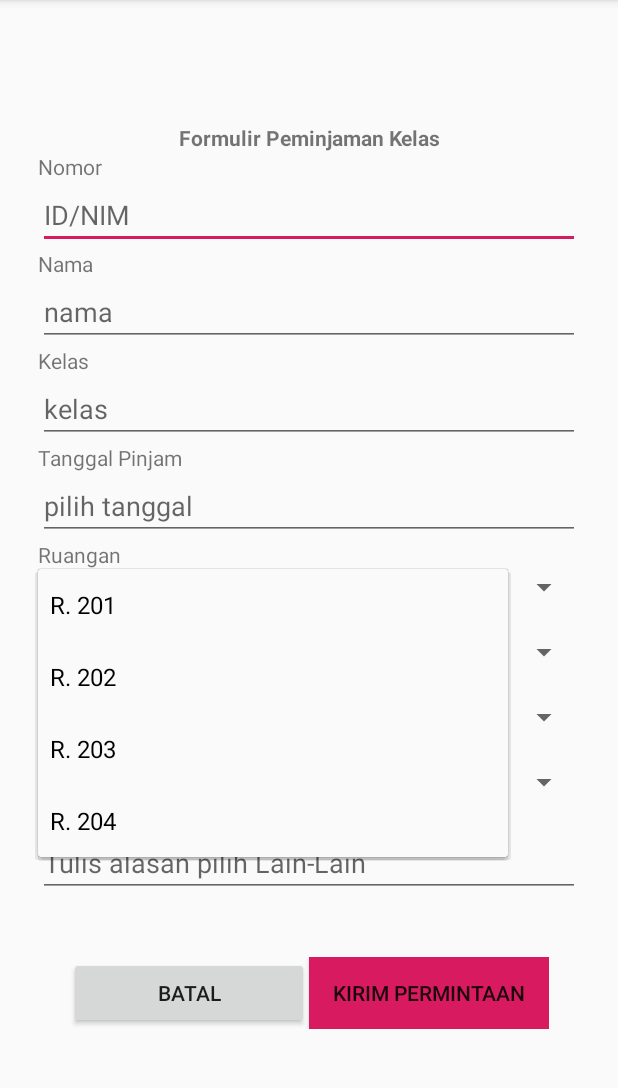
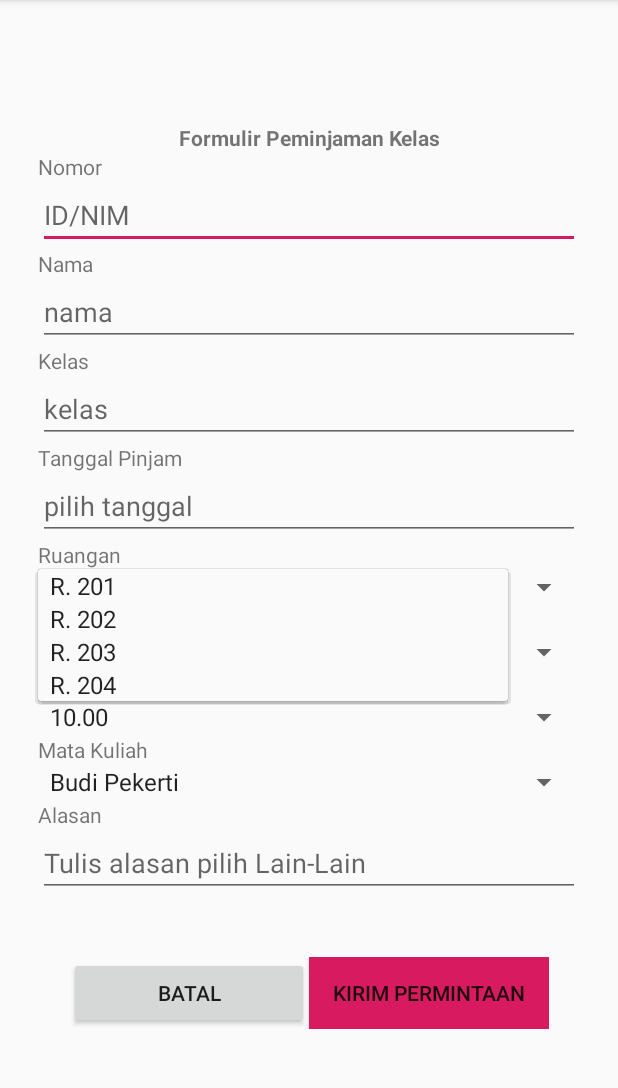
Before and after one commit to amesaichu/classroom, an Android app: the form_user screen opened directly, with no data from a screen before it, after a tap on "R. 201", on a phone screen of 412 x 824 dp, the part 84-1172 px from its top. Run offline under Robolectric (Android 15) with nearby library versions, the phone set to English and light mode, and no system bars; our stand-ins replace Firebase (no records; nobody signed in at launch, a user with empty details on screens opened directly).

Commit message:
insert form peminjaman

```diff
--- a/app/build.gradle
+++ b/app/build.gradle
@@ -5,12 +5,13 @@ apply plugin: 'kotlin-android'
 apply plugin: 'kotlin-android-extensions'
 apply plugin: 'com.google.gms.google-services'
 
+
 android {
     compileSdkVersion 29
     buildToolsVersion "29.0.2"
     defaultConfig {
         applicationId "com.amel.classroom"
-        minSdkVersion 14
+        minSdkVersion 16
         targetSdkVersion 29
         versionCode 1
         versionName "1.0"
@@ -32,8 +33,9 @@ dependencies {
     implementation 'androidx.constraintlayout:constraintlayout:1.1.3'
     implementation 'com.android.support:design:29.1.0'
     implementation 'androidx.legacy:legacy-support-v4:1.0.0'
-    implementation 'com.google.firebase:firebase-database:16.0.4'
-    implementation 'com.google.firebase:firebase-auth:16.0.5'
+
+    implementation 'com.google.firebase:firebase-auth:19.2.0'
+    implementation 'com.google.firebase:firebase-database:19.2.1'
     testImplementation 'junit:junit:4.12'
     androidTestImplementation 'androidx.test.ext:junit:1.1.1'
     androidTestImplementation 'androidx.test.espresso:espresso-core:3.2.0'
--- a/app/src/main/java/com/amel/classroom/dashboard_user.kt
+++ b/app/src/main/java/com/amel/classroom/dashboard_user.kt
@@ -25,10 +25,10 @@ class dashboard_user : AppCompatActivity() {
 
 
         b_form = findViewById(R.id.b_form)
-//        b_form.setOnClickListener{
-//            startActivity(Intent(this, ::class.java))
-//        }
-//
+        b_form.setOnClickListener{
+            startActivity(Intent(this, form_user::class.java))
+        }
+
 
         b_jadwal = findViewById(R.id.b_jadwalruang)
         b_jadwal.setOnClickListener{
--- a/app/src/main/java/com/amel/classroom/form_user.kt
+++ b/app/src/main/java/com/amel/classroom/form_user.kt
@@ -1,14 +1,155 @@
 package com.amel.classroom
 
+import android.app.ProgressDialog
+import android.content.Intent
 import androidx.appcompat.app.AppCompatActivity
 import android.os.Bundle
+import android.view.View
+import android.widget.*
 import com.google.firebase.database.DatabaseReference
+import com.google.firebase.database.FirebaseDatabase
+import kotlinx.android.synthetic.main.activity_form_user.*
 
 class form_user : AppCompatActivity() {
+
     lateinit var ref : DatabaseReference
+
     override fun onCreate(savedInstanceState: Bundle?) {
         super.onCreate(savedInstanceState)
         setContentView(R.layout.activity_form_user)
+        val arrayruang = resources.getStringArray(R.array.aruang)
+        val spinnerruang = findViewById<Spinner>(R.id.sp_ruang)
+        if (spinnerruang != null) {
+            val adapter = ArrayAdapter(                this,
+                android.R.layout.simple_spinner_item, arrayruang
+            )
+            spinnerruang.adapter = adapter
+            spinnerruang.onItemSelectedListener = object :
+                AdapterView.OnItemSelectedListener {
+                override fun onItemSelected(
+                    parent: AdapterView<*>,
+                    view: View, position: Int, id: Long
+                ) {
+                    Toast.makeText(
+                        this@form_user,
+                        getString(R.string.aruang_item) + " " +
+                                "" + arrayruang[position], Toast.LENGTH_SHORT
+                    ).show()
+                }
 
+                override fun onNothingSelected(parent: AdapterView<*>) {
+                    // write code to perform some action
+                }
+            }
+        }
+        val arrayjam = resources.getStringArray(R.array.ajam)
+        val spinnerjam = findViewById<Spinner>(R.id.sp_jam)
+        if (spinnerjam != null) {
+            val adapter = ArrayAdapter(                this,
+                android.R.layout.simple_spinner_item, arrayjam
+            )
+            spinnerjam.adapter = adapter
+            spinnerjam.onItemSelectedListener = object :
+                AdapterView.OnItemSelectedListener {
+                override fun onItemSelected(
+                    parent: AdapterView<*>,
+                    view: View, position: Int, id: Long
+                ) {
+                    Toast.makeText(
+                        this@form_user,
+                        getString(R.string.ajam_item) + " " +
+                                "" + arrayjam[position], Toast.LENGTH_SHORT
+                    ).show()
+                }
+
+                override fun onNothingSelected(parent: AdapterView<*>) {
+                    // write code to perform some action
+                }
+            }
+        }
+
+        val arrayjam2 = resources.getStringArray(R.array.ajam2)
+        val spinnerjam2 = findViewById<Spinner>(R.id.sp_jam2)
+        if (spinnerjam2 != null) {
+            val adapter = ArrayAdapter(                this,
+                android.R.layout.simple_spinner_item, arrayjam2
+            )
+            spinnerjam2.adapter = adapter
+            spinnerjam2.onItemSelectedListener = object :
+                AdapterView.OnItemSelectedListener {
+                override fun onItemSelected(
+                    parent: AdapterView<*>,
+                    view: View, position: Int, id: Long
+                ) {
+                    Toast.makeText(
+                        this@form_user,
+                        getString(R.string.ajam2_item) + " " +
+                                "" + arrayjam2[position], Toast.LENGTH_SHORT
+                    ).show()
+                }
+
+                override fun onNothingSelected(parent: AdapterView<*>) {
+                    // write code to perform some action
+                }
+            }
+        }
+
+        val arraymatkul = resources.getStringArray(R.array.amatkul)
+        val spinnermatkul = findViewById<Spinner>(R.id.sp_matkul)
+        if (spinnermatkul != null) {
+            val adapter = ArrayAdapter(                this,
+                android.R.layout.simple_spinner_item, arraymatkul
+            )
+            spinnermatkul.adapter = adapter
+            spinnermatkul.onItemSelectedListener = object :
+                AdapterView.OnItemSelectedListener {
+                override fun onItemSelected(
+                    parent: AdapterView<*>,
+                    view: View, position: Int, id: Long
+                ) {
+                    Toast.makeText(
+                        this@form_user,
+                        getString(R.string.amatkul_item) + " " +
+                                "" + arraymatkul[position], Toast.LENGTH_SHORT
+                    ).show()
+                }
+
+                override fun onNothingSelected(parent: AdapterView<*>) {
+                    // write code to perform some action
+                }
+            }
+        }
+
+        ref = FirebaseDatabase.getInstance().getReference("Pinjam")
+        btnSubmit.setOnClickListener {
+            savedata()
+            val intent = Intent (this, dashboard_user::class.java)
+            startActivity(intent)
+        }
+    }
+
+    private fun savedata() {
+
+        val nomor = ETid.text.toString()
+        val nama = ETnama.text.toString()
+        val kelas = ETkelas.text.toString()
+        val tanggal = ETdate.text.toString()
+        val ruang = sp_ruang.getSelectedItem().toString()
+        val wp = sp_jam.getSelectedItem().toString()
+        val ws = sp_jam2.getSelectedItem().toString()
+        val matkul = sp_matkul.getSelectedItem().toString()
+        val alas = alasan.text.toString()
+
+        val Peminjaman = peminjaman(nomor,nama,kelas,tanggal,ruang,wp,ws,matkul,alas)
+
+        ref.child(nomor).setValue(Peminjaman).addOnCompleteListener {
+            Toast.makeText(this, "Success",Toast.LENGTH_SHORT).show()
+            ETid.setText("")
+            ETnama.setText("")
+            ETkelas.setText("")
+            ETdate.setText("")
+            alasan.setText("")
+
+        }
     }
 }
--- /dev/null
+++ b/app/src/main/java/com/amel/classroom/peminjaman.kt
@@ -0,0 +1,7 @@
+package com.amel.classroom
+
+class peminjaman(var nomor: String, var nama : String, var kelas : String, var tanggal: String, var ruang: String, var wp: String,var ws: String, var matkul: String, var alas: String) {
+
+    constructor() : this("","", "", "", "", "","","", "")
+
+}
--- a/app/src/main/res/values/strings.xml
+++ b/app/src/main/res/values/strings.xml
@@ -1,5 +1,6 @@
 <resources>
     <string name="app_name">My Classroom</string>
+    <string name="aruang_item"></string>
     <string-array name="aruang">
         <item>R. 201</item>
         <item>R. 202</item>
@@ -7,6 +8,7 @@
         <item>R. 204</item>
     </string-array>
 
+    <string name="ajam_item"></string>
     <string-array name="ajam">
         <item>08.00</item>
         <item>08.20</item>
@@ -14,6 +16,7 @@
         <item>09.20</item>
     </string-array>
 
+    <string name="ajam2_item"></string>
     <string-array name="ajam2">
         <item>10.00</item>
         <item>10.20</item>
@@ -21,6 +24,7 @@
         <item>10.20</item>
     </string-array>
 
+    <string name="amatkul_item"></string>
     <string-array name="amatkul">
         <item>Budi Pekerti</item>
         <item>Matematika Dasar</item>
--- a/build.gradle
+++ b/build.gradle
@@ -10,7 +10,7 @@ buildscript {
     dependencies {
         classpath 'com.android.tools.build:gradle:3.6.1'
         classpath "org.jetbrains.kotlin:kotlin-gradle-plugin:$kotlin_version"
-        classpath 'com.google.gms:google-services:4.2.0'
+        classpath 'com.google.gms:google-services:4.3.3'
         // NOTE: Do not place your application dependencies here; they belong
         // in the individual module build.gradle files
     }
```
Also changed, not shown: 1 other file.
